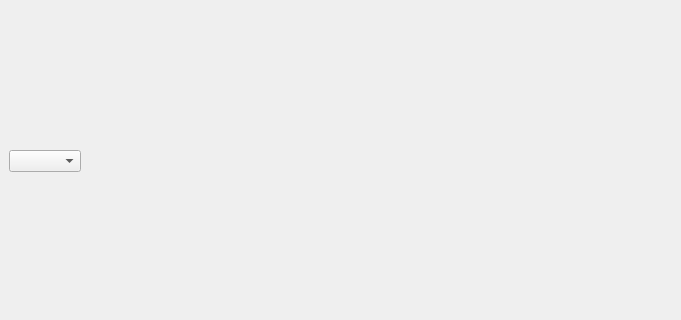
The window that resources/ui/mainwindow.ui (TryExceptElse/wavevis) describes before a commit, drawn with Qt 5; both pictures show x 0 to 681 and y 128 to 448 of the 800 by 600 pixel window.
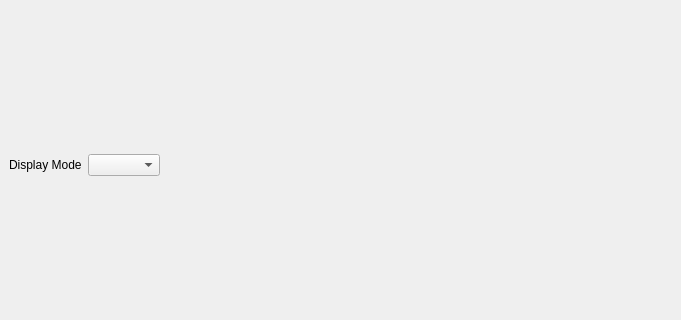
The same window after the commit.

Commit message: Fixed bugs, added instantaneous phase mode.

Patch:
```diff
--- a/resources/ui/mainwindow.ui
+++ b/resources/ui/mainwindow.ui
@@ -24,6 +24,16 @@
        <layout class="QHBoxLayout" name="horizontalLayout_2">
         <item>
          <layout class="QHBoxLayout" name="horizontalLayout_3">
+          <property name="topMargin">
+           <number>9</number>
+          </property>
+          <item>
+           <widget class="QLabel" name="label">
+            <property name="text">
+             <string>Display Mode</string>
+            </property>
+           </widget>
+          </item>
           <item>
            <widget class="QComboBox" name="modeSelector"/>
           </item>
```
The commit also changes 1 other file.
